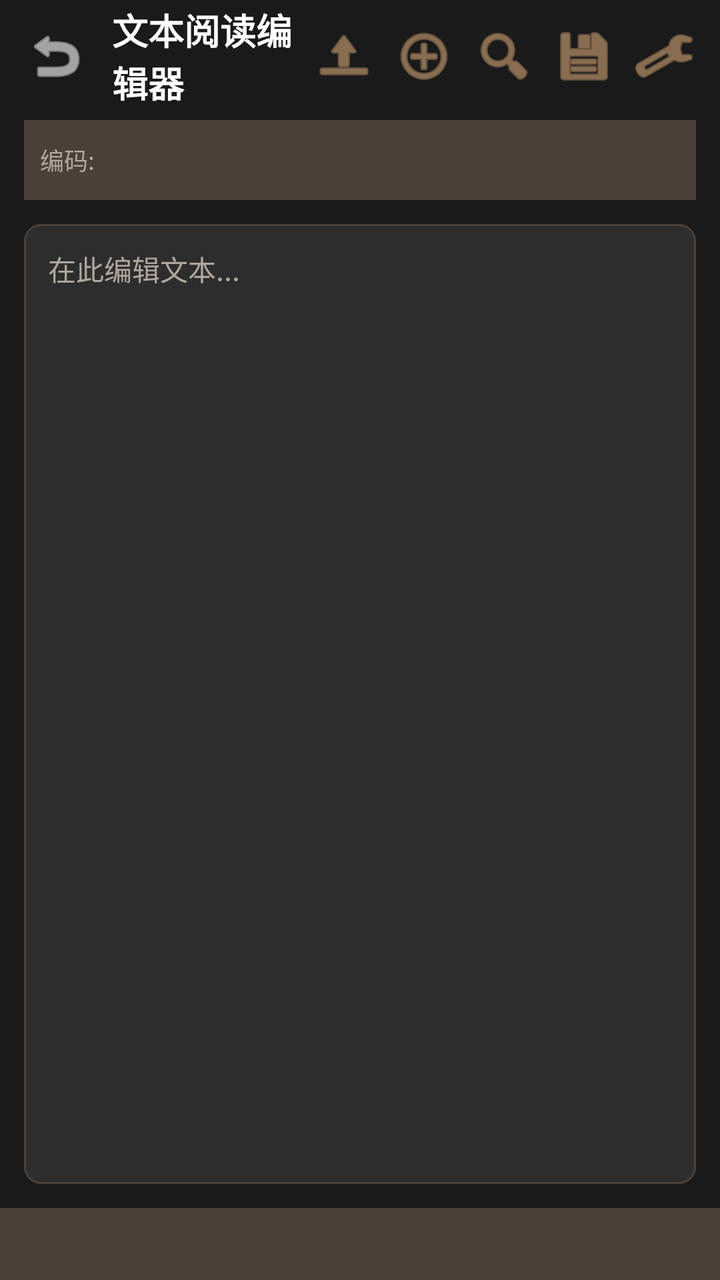
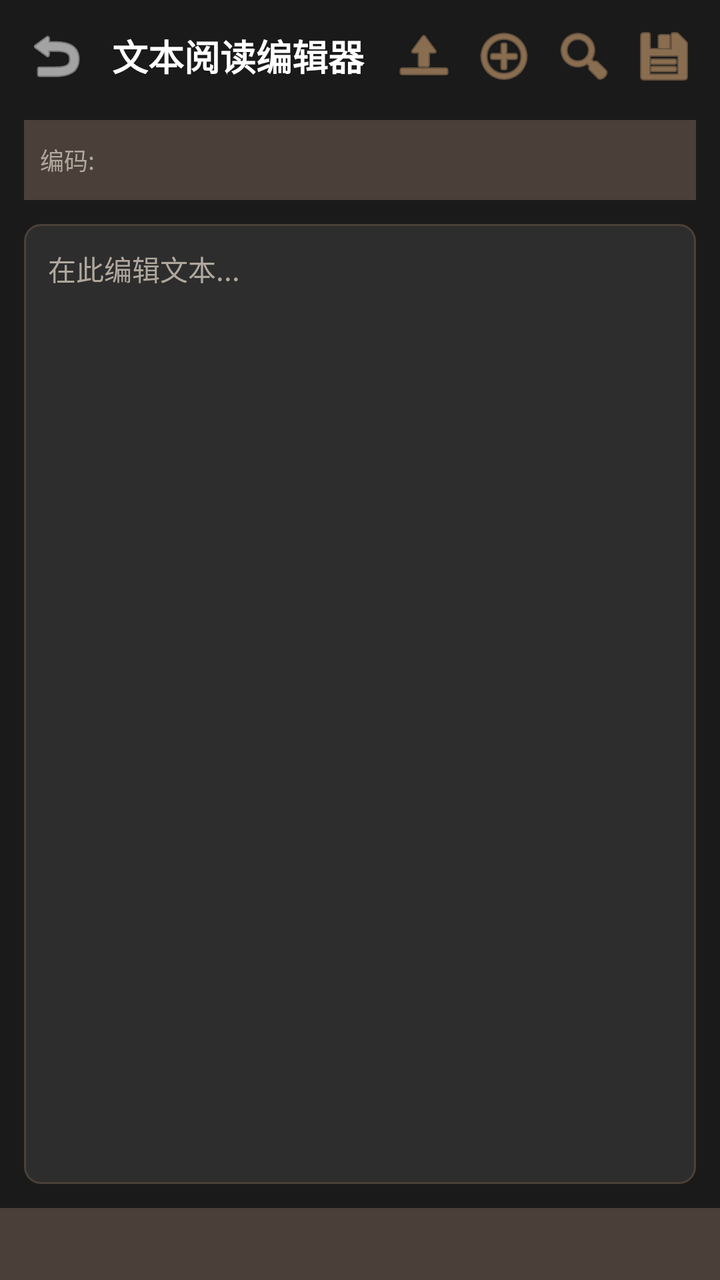

An Android layout rendered at two revisions. The XML below is the earlier revision; the diff shows what the commit changed to produce the second picture.
<!-- AndroidManifest.xml: activity theme Theme.ToolBoxApp -->
<!-- res/layout/activity_text_editor.xml -->
<?xml version="1.0" encoding="utf-8"?>
<androidx.constraintlayout.widget.ConstraintLayout
    xmlns:android="http://schemas.android.com/apk/res/android"
    xmlns:app="http://schemas.android.com/apk/res-auto"
    android:layout_width="match_parent"
    android:layout_height="match_parent"
    android:background="@color/bg_main">

    
    <LinearLayout
        android:id="@+id/top_bar"
        android:layout_width="0dp"
        android:layout_height="56dp"
        android:background="@color/bg_main"
        android:gravity="center_vertical"
        android:orientation="horizontal"
        android:paddingStart="8dp"
        android:paddingEnd="8dp"
        app:layout_constraintEnd_toEndOf="parent"
        app:layout_constraintStart_toStartOf="parent"
        app:layout_constraintTop_toTopOf="parent">

        
        <ImageButton
            android:id="@+id/btn_back"
            android:layout_width="40dp"
            android:layout_height="40dp"
            android:background="?attr/selectableItemBackgroundBorderless"
            android:contentDescription="返回"
            android:padding="8dp"
            android:src="@android:drawable/ic_menu_revert"
            app:tint="@color/text_white" />

        
        <TextView
            android:id="@+id/tv_title"
            android:layout_width="0dp"
            android:layout_height="wrap_content"
            android:layout_marginStart="8dp"
            android:layout_weight="1"
            android:text="@string/title_text_editor"
            android:textColor="@color/text_white"
            android:textSize="18sp"
            android:textStyle="bold" />

        
        <ImageButton
            android:id="@+id/btn_open_file"
            android:layout_width="40dp"
            android:layout_height="40dp"
            android:background="?attr/selectableItemBackgroundBorderless"
            android:contentDescription="打开文件"
            android:padding="8dp"
            android:src="@android:drawable/ic_menu_upload"
            app:tint="@color/accent" />

        
        <ImageButton
            android:id="@+id/btn_new_file"
            android:layout_width="40dp"
            android:layout_height="40dp"
            android:background="?attr/selectableItemBackgroundBorderless"
            android:contentDescription="新建"
            android:padding="8dp"
            android:src="@android:drawable/ic_menu_add"
            app:tint="@color/accent" />

        
        <ImageButton
            android:id="@+id/btn_search"
            android:layout_width="40dp"
            android:layout_height="40dp"
            android:background="?attr/selectableItemBackgroundBorderless"
            android:contentDescription="搜索"
            android:padding="8dp"
            android:src="@android:drawable/ic_menu_search"
            app:tint="@color/accent" />

        
        <ImageButton
            android:id="@+id/btn_save"
            android:layout_width="40dp"
            android:layout_height="40dp"
            android:background="?attr/selectableItemBackgroundBorderless"
            android:contentDescription="保存"
            android:padding="8dp"
            android:src="@android:drawable/ic_menu_save"
            app:tint="@color/accent" />

        
        <ImageButton
            android:id="@+id/btn_batch_test"
            android:layout_width="40dp"
            android:layout_height="40dp"
            android:background="?attr/selectableItemBackgroundBorderless"
            android:contentDescription="批量测试"
            android:padding="8dp"
            android:src="@android:drawable/ic_menu_manage"
            app:tint="@color/accent" />
    </LinearLayout>

    
    <LinearLayout
        android:id="@+id/ll_encoding_bar"
        android:layout_width="0dp"
        android:layout_height="40dp"
        android:layout_marginStart="12dp"
        android:layout_marginEnd="12dp"
        android:layout_marginTop="4dp"
        android:background="@color/card_dark"
        android:gravity="center_vertical"
        android:orientation="horizontal"
        android:paddingStart="8dp"
        android:paddingEnd="8dp"
        app:layout_constraintEnd_toEndOf="parent"
        app:layout_constraintStart_toStartOf="parent"
        app:layout_constraintTop_toBottomOf="@+id/top_bar">

        <TextView
            android:layout_width="wrap_content"
            android:layout_height="wrap_content"
            android:text="编码:"
            android:textColor="@color/text_secondary"
            android:textSize="12sp" />

        <Spinner
            android:id="@+id/spinner_encoding"
            android:layout_width="0dp"
            android:layout_height="wrap_content"
            android:layout_marginStart="8dp"
            android:layout_weight="1"
            android:background="@drawable/bg_spinner"
            android:popupBackground="@color/card_dark" />
    </LinearLayout>

    
    <TextView
        android:id="@+id/tv_file_info"
        android:layout_width="0dp"
        android:layout_height="wrap_content"
        android:layout_marginStart="12dp"
        android:layout_marginEnd="12dp"
        android:layout_marginTop="4dp"
        android:paddingStart="8dp"
        android:paddingEnd="8dp"
        android:paddingTop="4dp"
        android:paddingBottom="4dp"
        android:background="@color/card_dark"
        android:textColor="@color/text_secondary"
        android:textSize="12sp"
        android:text=""
        android:visibility="gone"
        app:layout_constraintEnd_toEndOf="parent"
        app:layout_constraintStart_toStartOf="parent"
        app:layout_constraintTop_toBottomOf="@+id/ll_encoding_bar" />

    
    <LinearLayout
        android:id="@+id/ll_progress"
        android:layout_width="0dp"
        android:layout_height="wrap_content"
        android:layout_marginStart="12dp"
        android:layout_marginEnd="12dp"
        android:layout_marginTop="4dp"
        android:background="@color/card_dark"
        android:gravity="center_vertical"
        android:orientation="vertical"
        android:padding="8dp"
        android:visibility="gone"
        app:layout_constraintEnd_toEndOf="parent"
        app:layout_constraintStart_toStartOf="parent"
        app:layout_constraintTop_toBottomOf="@+id/tv_file_info">

        <ProgressBar
            android:id="@+id/progress_bar"
            style="@android:style/Widget.ProgressBar.Horizontal"
            android:layout_width="match_parent"
            android:layout_height="6dp"
            android:max="100"
            android:progress="0" />

        <TextView
            android:id="@+id/tv_progress_text"
            android:layout_width="match_parent"
            android:layout_height="wrap_content"
            android:layout_marginTop="4dp"
            android:gravity="center"
            android:text="正在读取..."
            android:textColor="@color/text_secondary"
            android:textSize="12sp" />
    </LinearLayout>

    
    <EditText
        android:id="@+id/et_editor"
        android:layout_width="0dp"
        android:layout_height="0dp"
        android:layout_margin="12dp"
        android:layout_marginTop="4dp"
        android:background="@drawable/bg_edittext"
        android:gravity="top|start"
        android:hint="在此编辑文本..."
        android:inputType="textMultiLine"
        android:padding="12dp"
        android:textColor="@color/text_white"
        android:textColorHint="@color/text_secondary"
        android:textSize="14sp"
        app:layout_constraintBottom_toTopOf="@+id/ll_status_bar"
        app:layout_constraintEnd_toEndOf="parent"
        app:layout_constraintStart_toStartOf="parent"
        app:layout_constraintTop_toBottomOf="@+id/ll_progress" />

    
    <LinearLayout
        android:id="@+id/ll_status_bar"
        android:layout_width="0dp"
        android:layout_height="36dp"
        android:background="@color/card_dark"
        android:gravity="center_vertical"
        android:orientation="horizontal"
        android:paddingStart="16dp"
        android:paddingEnd="16dp"
        app:layout_constraintBottom_toBottomOf="parent"
        app:layout_constraintEnd_toEndOf="parent"
        app:layout_constraintStart_toStartOf="parent">

        <TextView
            android:id="@+id/tv_word_count"
            android:layout_width="0dp"
            android:layout_height="wrap_content"
            android:layout_weight="1"
            android:textColor="@color/text_secondary"
            android:textSize="12sp" />

        <TextView
            android:id="@+id/tv_line_count"
            android:layout_width="0dp"
            android:layout_height="wrap_content"
            android:layout_weight="1"
            android:textColor="@color/text_secondary"
            android:textSize="12sp" />
    </LinearLayout>

</androidx.constraintlayout.widget.ConstraintLayout>
<!-- resources referenced by this layout -->
<resources>
  <color name="accent">#D4A574</color>
  <color name="bg_main">#1A1A1A</color>
  <color name="card_dark">#4A4039</color>
  <color name="text_secondary">#B0A89E</color>
  <color name="text_white">#FFFFFF</color>
  <!-- drawable bg_edittext (drawable) -->
  <?xml version="1.0" encoding="utf-8"?>
  <shape xmlns:android="http://schemas.android.com/apk/res/android"
      android:shape="rectangle">
      <solid android:color="#2D2D2D" />
      <corners android:radius="8dp" />
      <stroke android:width="1dp" android:color="#4A4039" />
  </shape>
  <!-- drawable bg_spinner (drawable) -->
  <?xml version="1.0" encoding="utf-8"?>
  <shape xmlns:android="http://schemas.android.com/apk/res/android"
      android:shape="rectangle">
      <solid android:color="#2D2D2D" />
      <corners android:radius="8dp" />
      <stroke android:width="1dp" android:color="#4A4039" />
  </shape>
  <string name="title_text_editor">文本阅读编辑器</string>
  <style name="Theme.ToolBoxApp" parent="Theme.MaterialComponents.DayNight.NoActionBar">
          
          <item name="colorPrimary">@color/accent</item>
          <item name="colorPrimaryVariant">@color/accent_dark</item>
          <item name="colorOnPrimary">@color/primary_background</item>
  
          
          <item name="colorSecondary">@color/accent_light</item>
          <item name="colorSecondaryVariant">@color/accent</item>
          <item name="colorOnSecondary">@color/primary_background</item>
  
          
          <item name="android:windowBackground">@color/primary_background</item>
          <item name="colorSurface">@color/card_dark</item>
          <item name="colorOnSurface">@color/text_white</item>
  
          
          <item name="android:statusBarColor">@color/status_bar</item>
          <item name="android:navigationBarColor">@color/navigation_bar</item>
          <item name="android:windowLightStatusBar">false</item>
          <item name="android:windowLightNavigationBar">false</item>
  
          
          <item name="android:textColorPrimary">@color/text_white</item>
          <item name="android:textColorSecondary">@color/text_secondary</item>
  
          
          <item name="cardBackgroundColor">@color/card_dark</item>
          <item name="dividerColor">@color/divider</item>
      </style>
  <color name="accent_dark">#B8895A</color>
  <color name="primary_background">#1A1A1A</color>
  <color name="accent_light">#E8C9A8</color>
  <color name="status_bar">#1A1A1A</color>
  <color name="navigation_bar">#1A1A1A</color>
  <color name="divider">#3A3029</color>
</resources>

<!-- the commit's change to res/layout/activity_text_editor.xml (unified diff, before → after) -->
@@ -85,17 +85,6 @@
             android:contentDescription="保存"
             android:padding="8dp"
             android:src="@android:drawable/ic_menu_save"
-            app:tint="@color/accent" />
-
-        
-        <ImageButton
-            android:id="@+id/btn_batch_test"
-            android:layout_width="40dp"
-            android:layout_height="40dp"
-            android:background="?attr/selectableItemBackgroundBorderless"
-            android:contentDescription="批量测试"
-            android:padding="8dp"
-            android:src="@android:drawable/ic_menu_manage"
             app:tint="@color/accent" />
     </LinearLayout>
 
